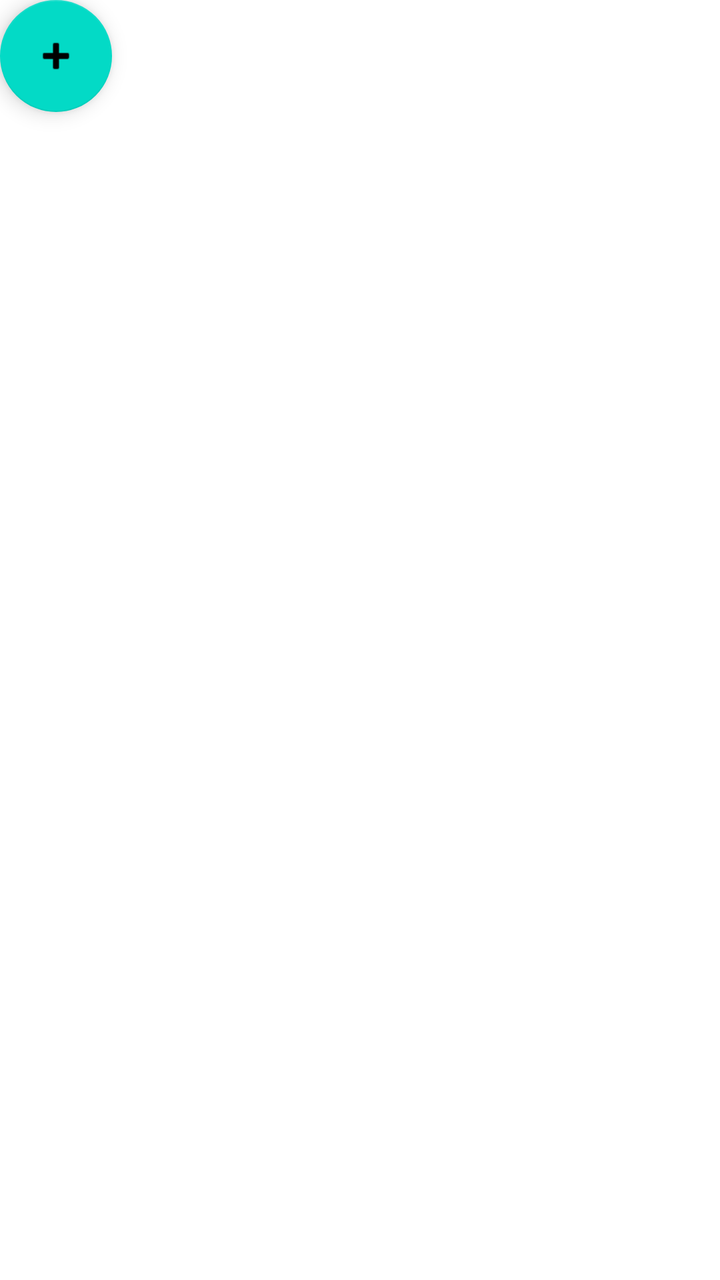
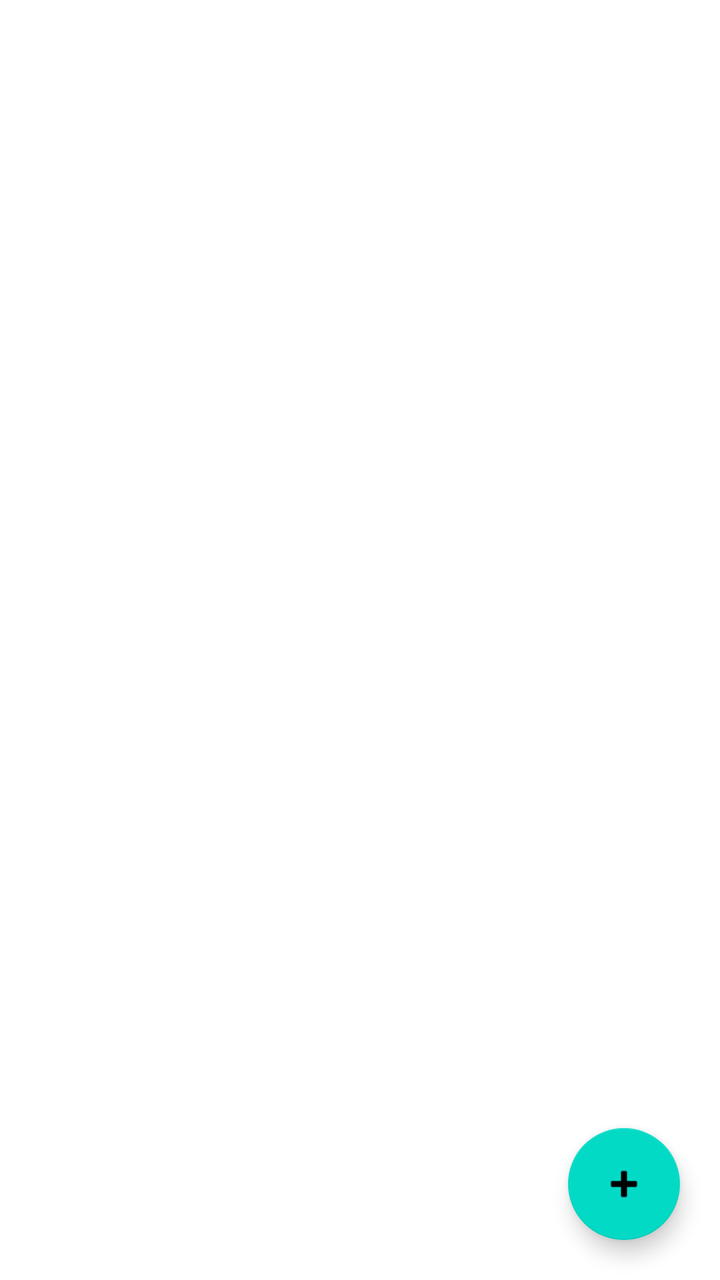

Before-and-after screenshots of an Android layout around one commit, followed by the original layout XML and the change that was made.
<!-- AndroidManifest.xml: application theme Theme.VeeraExp -->
<!-- res/layout/fragment_goals.xml -->
<?xml version="1.0" encoding="utf-8"?>
<androidx.constraintlayout.widget.ConstraintLayout xmlns:android="http://schemas.android.com/apk/res/android"
    xmlns:app="http://schemas.android.com/apk/res/res-auto"
    android:layout_width="match_parent"
    android:layout_height="match_parent">

    <androidx.recyclerview.widget.RecyclerView
        android:id="@+id/recyclerGoals"
        android:layout_width="0dp"
        android:layout_height="0dp"
        android:padding="16dp"
        app:layout_constraintTop_toTopOf="parent"
        app:layout_constraintStart_toStartOf="parent"
        app:layout_constraintEnd_toEndOf="parent"
        app:layout_constraintBottom_toBottomOf="parent" />

    <com.google.android.material.floatingactionbutton.FloatingActionButton
        android:id="@+id/fabAddGoal"
        android:layout_width="wrap_content"
        android:layout_height="wrap_content"
        android:layout_margin="20dp"
        android:src="@android:drawable/ic_input_add"
        app:layout_constraintBottom_toBottomOf="parent"
        app:layout_constraintEnd_toEndOf="parent" />

</androidx.constraintlayout.widget.ConstraintLayout>
<!-- resources referenced by this layout -->
<resources>
  <style name="Theme.VeeraExp" parent="Theme.MaterialComponents.DayNight.NoActionBar">
          <item name="colorPrimary">#1E88E5</item>
          <item name="colorPrimaryDark">#1565C0</item>
          <item name="colorAccent">#43A047</item>
      </style>
</resources>

<!-- the commit's change to res/layout/fragment_goals.xml (unified diff, before → after) -->
@@ -1,6 +1,6 @@
 <?xml version="1.0" encoding="utf-8"?>
 <androidx.constraintlayout.widget.ConstraintLayout xmlns:android="http://schemas.android.com/apk/res/android"
-    xmlns:app="http://schemas.android.com/apk/res/res-auto"
+    xmlns:app="http://schemas.android.com/apk/res-auto"
     android:layout_width="match_parent"
     android:layout_height="match_parent">
 
